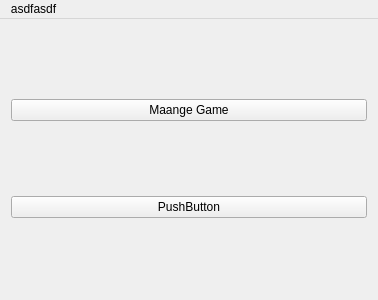
randovania/randovania, file randovania/gui/mainwindow.ui: the form before one commit.
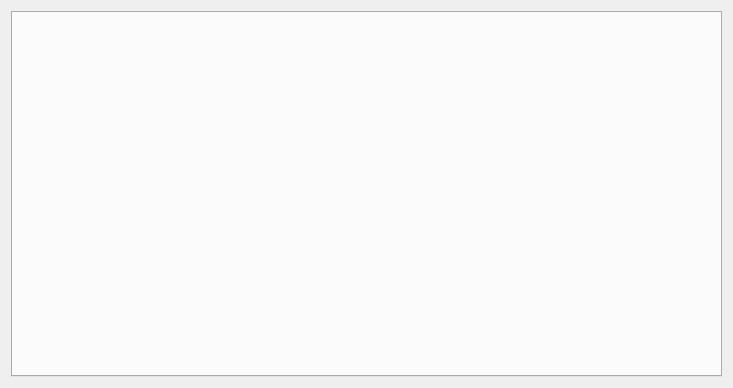
The form after the commit.

Commit message: Progress towards a professional interface

Patch:
```diff
--- a/randovania/gui/mainwindow.ui
+++ b/randovania/gui/mainwindow.ui
@@ -6,8 +6,8 @@
    <rect>
     <x>0</x>
     <y>0</y>
-    <width>378</width>
-    <height>300</height>
+    <width>733</width>
+    <height>388</height>
    </rect>
   </property>
   <property name="maximumSize">
@@ -22,28 +22,15 @@
   <widget class="QWidget" name="centralWidget">
    <property name="maximumSize">
     <size>
-     <width>400</width>
+     <width>16777215</width>
      <height>16777215</height>
     </size>
    </property>
    <layout class="QGridLayout" name="gridLayout">
-    <item row="1" column="0">
-     <widget class="QPushButton" name="pushButton_2">
-      <property name="text">
-       <string>PushButton</string>
-      </property>
-     </widget>
-    </item>
     <item row="0" column="0">
-     <widget class="QPushButton" name="pushButton">
-      <property name="sizePolicy">
-       <sizepolicy hsizetype="Preferred" vsizetype="Fixed">
-        <horstretch>0</horstretch>
-        <verstretch>0</verstretch>
-       </sizepolicy>
-      </property>
-      <property name="text">
-       <string>Maange Game</string>
+     <widget class="QTabWidget" name="tabWidget">
+      <property name="currentIndex">
+       <number>-1</number>
       </property>
      </widget>
     </item>
@@ -54,16 +41,10 @@
     <rect>
      <x>0</x>
      <y>0</y>
-     <width>378</width>
+     <width>733</width>
      <height>21</height>
     </rect>
    </property>
-   <widget class="QMenu" name="menuasdfasdf">
-    <property name="title">
-     <string>asdfasdf</string>
-    </property>
-   </widget>
-   <addaction name="menuasdfasdf"/>
   </widget>
  </widget>
  <layoutdefault spacing="6" margin="11"/>
```
Left out of the diff: 2 changed lines with no effect on the pictures. The commit also changes 6 other files.
